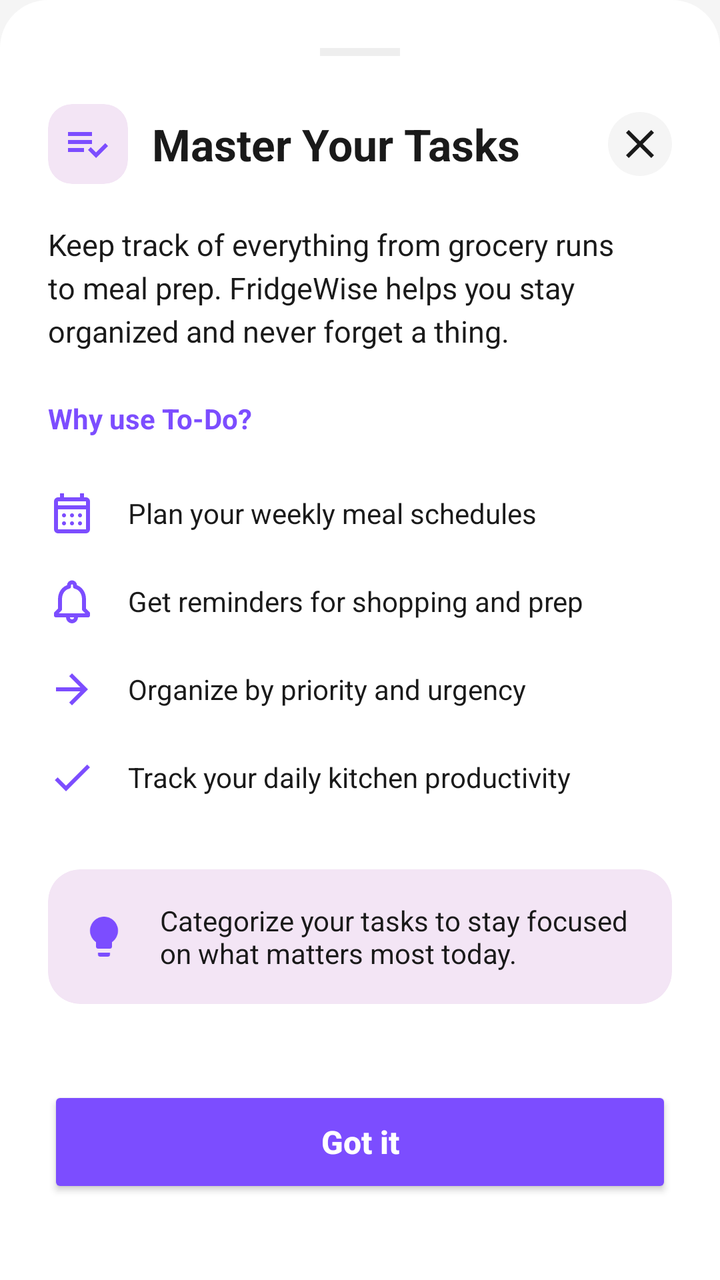
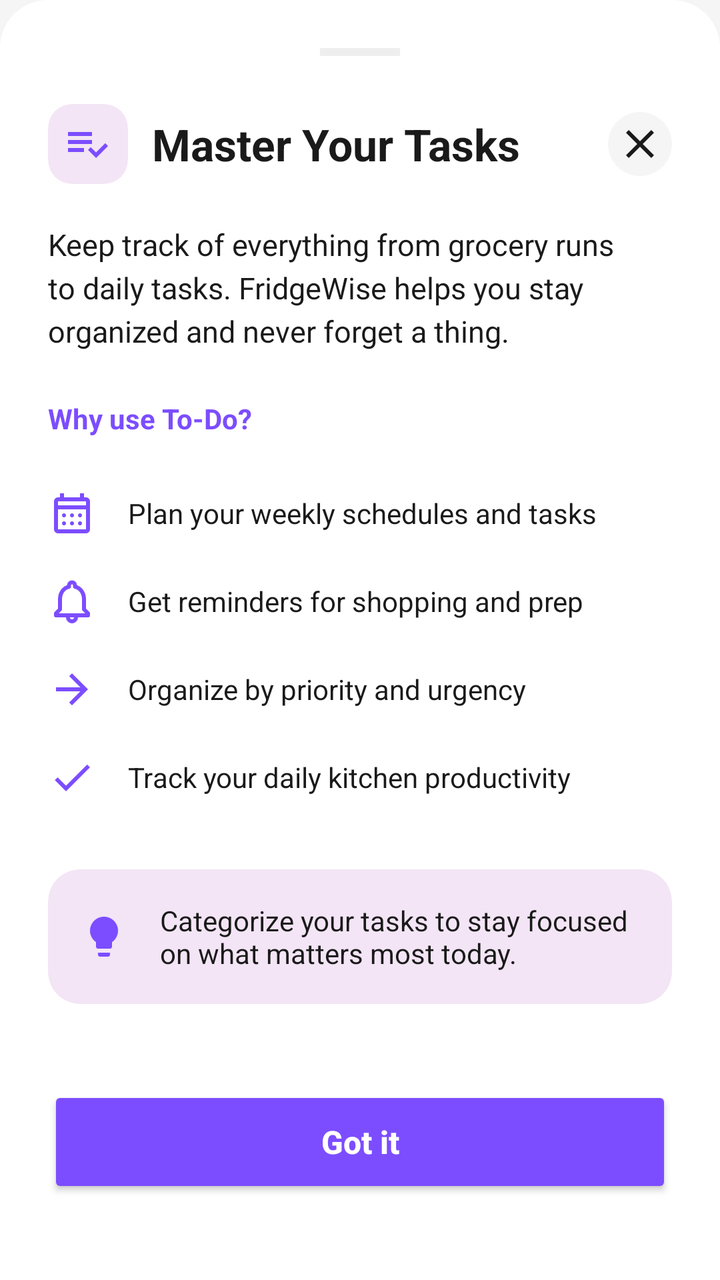

The first picture is an Android layout as it rendered before a commit; the second is the same layout after the commit. The layout source and the unified diff follow.
<!-- AndroidManifest.xml: application theme Theme.FridgeWise -->
<!-- res/layout/bottom_sheet_about_todo.xml -->
<?xml version="1.0" encoding="utf-8"?>
<androidx.constraintlayout.widget.ConstraintLayout xmlns:android="http://schemas.android.com/apk/res/android"
    xmlns:app="http://schemas.android.com/apk/res-auto"
    xmlns:tools="http://schemas.android.com/tools"
    android:layout_width="match_parent"
    android:layout_height="wrap_content"
    android:background="@drawable/bg_bottom_sheet"
    android:padding="24dp">

    <View
        android:id="@+id/viewHandle"
        android:layout_width="40dp"
        android:layout_height="4dp"
        android:background="@color/divider_color"
        app:layout_constraintEnd_toEndOf="parent"
        app:layout_constraintStart_toStartOf="parent"
        app:layout_constraintTop_toTopOf="parent" />

    <com.google.android.material.card.MaterialCardView
        android:id="@+id/iconContainer"
        android:layout_width="40dp"
        android:layout_height="40dp"
        android:layout_marginTop="24dp"
        app:cardBackgroundColor="@color/card_purple"
        app:cardCornerRadius="12dp"
        app:cardElevation="0dp"
        app:strokeWidth="0dp"
        app:layout_constraintStart_toStartOf="parent"
        app:layout_constraintTop_toBottomOf="@id/viewHandle">

        <ImageView
            android:layout_width="24dp"
            android:layout_height="24dp"
            android:layout_gravity="center"
            android:src="@drawable/ic_todo_item"
            app:tint="@color/purple_primary" />
    </com.google.android.material.card.MaterialCardView>

    <TextView
        android:id="@+id/tvAboutTitle"
        android:layout_width="wrap_content"
        android:layout_height="wrap_content"
        android:layout_marginStart="12dp"
        android:text="Master Your Tasks"
        android:textColor="@color/text_primary"
        android:textSize="22sp"
        android:textStyle="bold"
        app:layout_constraintBottom_toBottomOf="@id/iconContainer"
        app:layout_constraintStart_toEndOf="@id/iconContainer"
        app:layout_constraintTop_toTopOf="@id/iconContainer" />

    <ImageButton
        android:id="@+id/btnClose"
        android:layout_width="32dp"
        android:layout_height="32dp"
        android:background="@drawable/bg_circle_light_gray"
        android:src="@drawable/ic_close"
        app:layout_constraintBottom_toBottomOf="@id/tvAboutTitle"
        app:layout_constraintEnd_toEndOf="parent"
        app:layout_constraintTop_toTopOf="@id/tvAboutTitle"
        app:tint="@color/text_primary" />

    <TextView
        android:id="@+id/tvAboutDesc"
        android:layout_width="match_parent"
        android:layout_height="wrap_content"
        android:layout_marginTop="20dp"
        android:text="Keep track of everything from grocery runs to meal prep. FridgeWise helps you stay organized and never forget a thing."
        android:textColor="@color/text_dark"
        android:textSize="15sp"
        android:lineSpacingExtra="4dp"
        app:layout_constraintTop_toBottomOf="@id/iconContainer" />

    <TextView
        android:id="@+id/tvSectionHeader"
        android:layout_width="wrap_content"
        android:layout_height="wrap_content"
        android:layout_marginTop="24dp"
        android:text="Why use To-Do?"
        android:textColor="@color/purple_primary"
        android:textSize="14sp"
        android:textStyle="bold"
        app:layout_constraintStart_toStartOf="parent"
        app:layout_constraintTop_toBottomOf="@id/tvAboutDesc" />

    <LinearLayout
        android:id="@+id/llFeatures"
        android:layout_width="match_parent"
        android:layout_height="wrap_content"
        android:layout_marginTop="16dp"
        android:orientation="vertical"
        app:layout_constraintTop_toBottomOf="@id/tvSectionHeader">

        
        <LinearLayout
            android:layout_width="match_parent"
            android:layout_height="wrap_content"
            android:gravity="center_vertical"
            android:orientation="horizontal"
            android:paddingVertical="10dp">
            <ImageView
                android:layout_width="24dp"
                android:layout_height="24dp"
                android:src="@drawable/outline_calendar_month_24"
                app:tint="@color/purple_primary" />
            <TextView
                android:layout_width="wrap_content"
                android:layout_height="wrap_content"
                android:layout_marginStart="16dp"
                android:text="Plan your weekly meal schedules"
                android:textColor="@color/text_primary"
                android:textSize="14sp" />
        </LinearLayout>

        
        <LinearLayout
            android:layout_width="match_parent"
            android:layout_height="wrap_content"
            android:gravity="center_vertical"
            android:orientation="horizontal"
            android:paddingVertical="10dp">
            <ImageView
                android:layout_width="24dp"
                android:layout_height="24dp"
                android:src="@drawable/ic_notification"
                app:tint="@color/purple_primary" />
            <TextView
                android:layout_width="wrap_content"
                android:layout_height="wrap_content"
                android:layout_marginStart="16dp"
                android:text="Get reminders for shopping and prep"
                android:textColor="@color/text_primary"
                android:textSize="14sp" />
        </LinearLayout>

        
        <LinearLayout
            android:layout_width="match_parent"
            android:layout_height="wrap_content"
            android:gravity="center_vertical"
            android:orientation="horizontal"
            android:paddingVertical="10dp">
            <ImageView
                android:layout_width="24dp"
                android:layout_height="24dp"
                android:src="@drawable/ic_priority_high"
                app:tint="@color/purple_primary" />
            <TextView
                android:layout_width="wrap_content"
                android:layout_height="wrap_content"
                android:layout_marginStart="16dp"
                android:text="Organize by priority and urgency"
                android:textColor="@color/text_primary"
                android:textSize="14sp" />
        </LinearLayout>

        
        <LinearLayout
            android:layout_width="match_parent"
            android:layout_height="wrap_content"
            android:gravity="center_vertical"
            android:orientation="horizontal"
            android:paddingVertical="10dp">
            <ImageView
                android:layout_width="24dp"
                android:layout_height="24dp"
                android:src="@drawable/ic_check_tick"
                app:tint="@color/purple_primary" />
            <TextView
                android:layout_width="wrap_content"
                android:layout_height="wrap_content"
                android:layout_marginStart="16dp"
                android:text="Track your daily kitchen productivity"
                android:textColor="@color/text_primary"
                android:textSize="14sp" />
        </LinearLayout>

    </LinearLayout>

    <com.google.android.material.card.MaterialCardView
        android:id="@+id/tipCard"
        android:layout_width="match_parent"
        android:layout_height="wrap_content"
        android:layout_marginTop="24dp"
        app:cardBackgroundColor="@color/card_purple"
        app:cardCornerRadius="16dp"
        app:cardElevation="0dp"
        app:strokeWidth="0dp"
        app:layout_constraintTop_toBottomOf="@id/llFeatures">

        <LinearLayout
            android:layout_width="match_parent"
            android:layout_height="wrap_content"
            android:gravity="center_vertical"
            android:orientation="horizontal"
            android:padding="16dp">

            <ImageView
                android:layout_width="24dp"
                android:layout_height="24dp"
                android:src="@drawable/ic_lightbulb"
                app:tint="@color/purple_primary" />

            <TextView
                android:layout_width="match_parent"
                android:layout_height="wrap_content"
                android:layout_marginStart="16dp"
                android:text="Categorize your tasks to stay focused on what matters most today."
                android:textColor="@color/text_primary"
                android:textSize="14sp" />
        </LinearLayout>
    </com.google.android.material.card.MaterialCardView>

    <androidx.appcompat.widget.AppCompatButton
        android:id="@+id/btnGotIt"
        android:layout_width="match_parent"
        android:layout_height="56dp"
        android:layout_marginTop="32dp"
        android:layout_marginBottom="8dp"
        android:backgroundTint="@color/purple_primary"
        android:text="Got it"
        android:textAllCaps="false"
        android:textColor="@color/white"
        android:textSize="16sp"
        android:textStyle="bold"
        app:layout_constraintBottom_toBottomOf="parent"
        app:layout_constraintTop_toBottomOf="@id/tipCard" />

</androidx.constraintlayout.widget.ConstraintLayout>
<!-- resources referenced by this layout -->
<resources>
  <color name="card_purple">#F3E5F5</color>
  <color name="divider_color">#EEEEEE</color>
  <color name="purple_primary">#7C4DFF</color>
  <color name="text_dark">#1A1A1A</color>
  <color name="text_primary">#1A1A1A</color>
  <color name="white">#FFFFFF</color>
  <!-- drawable bg_bottom_sheet (drawable) -->
  <?xml version="1.0" encoding="utf-8"?>
  <shape xmlns:android="http://schemas.android.com/apk/res/android">
      <solid android:color="@color/bg_secondary" />
      <corners
          android:topLeftRadius="24dp"
          android:topRightRadius="24dp" />
  </shape>
  <!-- drawable bg_circle_light_gray (drawable) -->
  <?xml version="1.0" encoding="utf-8"?>
  <shape xmlns:android="http://schemas.android.com/apk/res/android"
      android:shape="oval">
      <solid android:color="@color/background" />
  </shape>
  <!-- drawable ic_check_tick (drawable) -->
  <vector xmlns:android="http://schemas.android.com/apk/res/android"
      android:width="24dp"
      android:height="24dp"
      android:viewportWidth="24"
      android:viewportHeight="24">
      <path
          android:fillColor="#FFFFFF"
          android:pathData="M9,16.17L4.83,12l-1.42,1.41L9,19 21,7l-1.41,-1.41z"/>
  </vector>
  <!-- drawable ic_close (drawable) -->
  <vector xmlns:android="http://schemas.android.com/apk/res/android"
      android:width="24dp"
      android:height="24dp"
      android:viewportWidth="24"
      android:viewportHeight="24">
    <path
        android:fillColor="#FF000000"
        android:pathData="M19,6.41L17.59,5 12,10.59 6.41,5 5,6.41 10.59,12 5,17.59 6.41,19 12,13.41 17.59,19 19,17.59 13.41,12z"/>
  </vector>
  <!-- drawable ic_priority_high (drawable) -->
  <vector xmlns:android="http://schemas.android.com/apk/res/android"
      android:width="16dp"
      android:height="16dp"
      android:viewportWidth="24"
      android:viewportHeight="24">
    <path
        android:fillColor="#FF000000"
        android:pathData="M12,4l-1.41,1.41L16.17,11H4v2h12.17l-5.58,5.59L12,20l8,-8z"
        android:rotation="-90"/>
  </vector>
  <style name="Theme.FridgeWise" parent="Base.Theme.FridgeWise" />
  <color name="bg_secondary">#FFFFFF</color>
  <color name="background">#F5F5F5</color>
  <color name="green_primary">#2E7D32</color>
  <color name="green_pale">#E8F5E9</color>
  <color name="profile_accent_teal">#2DD4BF</color>
  <color name="surface_elevated">#FFFFFF</color>
  <color name="text_secondary">#757575</color>
  <color name="bg_primary">#F5F5F5</color>
  <style name="TextAppearance.App.TitleLarge" parent="TextAppearance.Material3.TitleLarge">
          <item name="android:textStyle">bold</item>
          <item name="android:textColor">@color/text_primary</item>
      </style>
  <style name="TextAppearance.App.TitleMedium" parent="TextAppearance.Material3.TitleMedium">
          <item name="android:textStyle">bold</item>
          <item name="android:textColor">@color/text_primary</item>
      </style>
  <style name="TextAppearance.App.BodyLarge" parent="TextAppearance.Material3.BodyLarge">
          <item name="android:textColor">@color/text_primary</item>
      </style>
  <style name="TextAppearance.App.BodyMedium" parent="TextAppearance.Material3.BodyMedium">
          <item name="android:textColor">@color/text_secondary</item>
      </style>
  <style name="TextAppearance.App.LabelLarge" parent="TextAppearance.Material3.LabelLarge">
          <item name="android:textColor">@color/green_primary</item>
          <item name="android:textStyle">bold</item>
      </style>
  <style name="Widget.App.FloatingActionButton" parent="Widget.Material3.FloatingActionButton.Primary">
          <item name="backgroundTint">@color/green_primary</item>
          <item name="tint">@color/white</item>
      </style>
  <!-- unchanged entries left out for length: 5 -->
</resources>

<!-- the commit's change to res/layout/bottom_sheet_about_todo.xml (unified diff, before → after) -->
@@ -65,7 +65,7 @@
         android:layout_width="match_parent"
         android:layout_height="wrap_content"
         android:layout_marginTop="20dp"
-        android:text="Keep track of everything from grocery runs to meal prep. FridgeWise helps you stay organized and never forget a thing."
+        android:text="Keep track of everything from grocery runs to daily tasks. FridgeWise helps you stay organized and never forget a thing."
         android:textColor="@color/text_dark"
         android:textSize="15sp"
         android:lineSpacingExtra="4dp"
@@ -107,7 +107,7 @@
                 android:layout_width="wrap_content"
                 android:layout_height="wrap_content"
                 android:layout_marginStart="16dp"
-                android:text="Plan your weekly meal schedules"
+                android:text="Plan your weekly schedules and tasks"
                 android:textColor="@color/text_primary"
                 android:textSize="14sp" />
         </LinearLayout>
